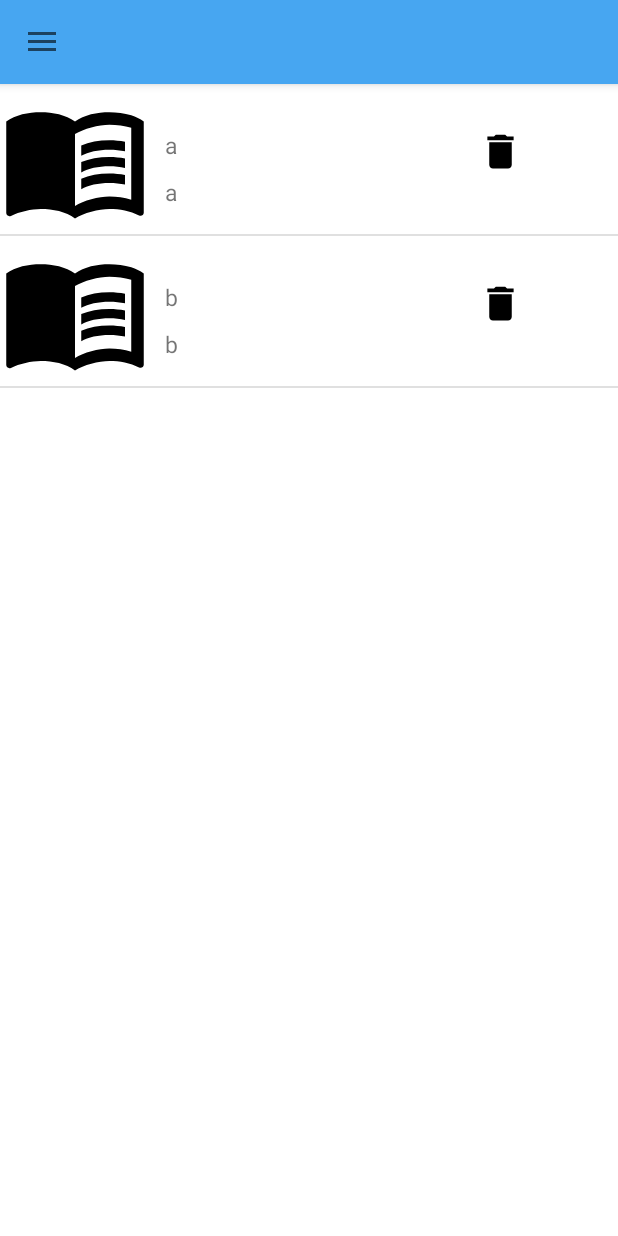
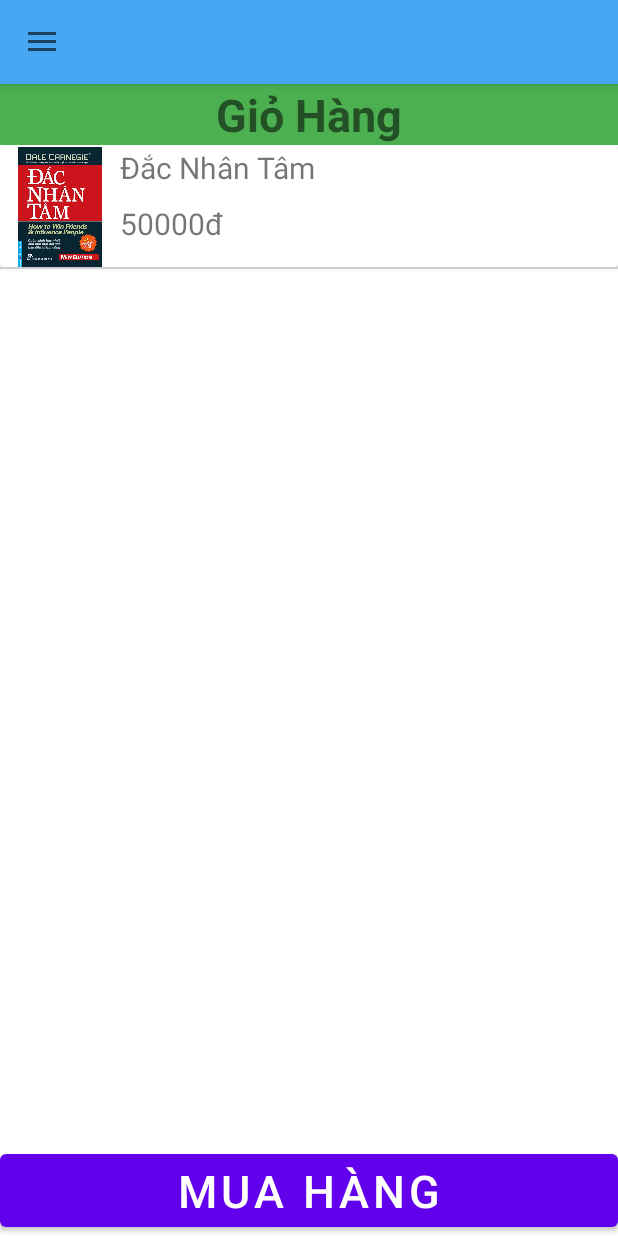
Before and after one commit to caotvph21393/DU_AN_1, an Android app: the screen it shows after launch (MainActivity), in the side drawer, after a tap on "Giỏ hàng", on a phone screen of 412 x 824 dp. Run offline under Robolectric (Android 15) with nearby library versions, the light colour scheme and no system bars; libraries missing offline, so code that uses them is left out: me.relex.circleindicator; 3 statements that could not run were skipped.

Commit message:
sửa giúp

```diff
--- a/app/src/main/java/cp17304_n3/fpoly/du_an_1/DTO/giohang.java
+++ b/app/src/main/java/cp17304_n3/fpoly/du_an_1/DTO/giohang.java
@@ -1,16 +1,18 @@
 package cp17304_n3.fpoly.du_an_1.DTO;
 
 public class giohang {
-    private String tenSach,moTaSach;
+    private String tenSach,giaSach;
     private int AvataBook;
+    private int idsp;
     public giohang() {
 
     }
 
-    public giohang(String tenSach, String moTaSach, int avataBook) {
+    public giohang(String tenSach, String giaSach, int avataBook, int idsp) {
         this.tenSach = tenSach;
-        this.moTaSach = moTaSach;
-        AvataBook = avataBook;
+        this.giaSach = giaSach;
+      this.AvataBook = avataBook;
+        this.idsp = idsp;
     }
 
     public String getTenSach() {
@@ -21,13 +23,14 @@ public class giohang {
         this.tenSach = tenSach;
     }
 
-    public String getMoTaSach() {
-        return moTaSach;
+    public String getGiaSach() {
+        return giaSach;
     }
 
-    public void setMoTaSach(String moTaSach) {
-        this.moTaSach = moTaSach;
+    public void setGiaSach(String giaSach) {
+        this.giaSach = giaSach;
     }
+
 
     public int getAvataBook() {
         return AvataBook;
@@ -36,4 +39,12 @@ public class giohang {
     public void setAvataBook(int avataBook) {
         AvataBook = avataBook;
     }
+
+    public int getIdsp() {
+        return idsp;
+    }
+
+    public void setIdsp(int idsp) {
+        this.idsp = idsp;
+    }
 }
--- a/app/src/main/java/cp17304_n3/fpoly/du_an_1/Fragment/DanhSachSP.java
+++ b/app/src/main/java/cp17304_n3/fpoly/du_an_1/Fragment/DanhSachSP.java
@@ -15,7 +15,6 @@ import android.view.View;
 import android.view.ViewGroup;
 import android.widget.ListView;
 
-import java.sql.Connection;
 import java.util.ArrayList;
 import java.util.List;
 import java.util.Timer;
@@ -23,7 +22,6 @@ import java.util.TimerTask;
 
 import cp17304_n3.fpoly.du_an_1.DAO.SachDao;
 import cp17304_n3.fpoly.du_an_1.DTO.Sach;
-import cp17304_n3.fpoly.du_an_1.Datbase.DbSqlServer;
 import cp17304_n3.fpoly.du_an_1.R;
 import cp17304_n3.fpoly.du_an_1.adapter.Photo_Adapter;
 import cp17304_n3.fpoly.du_an_1.adapter.danhsachsp_adapter;
@@ -67,8 +65,6 @@ public class DanhSachSP extends Fragment {
     private List<Photo> list_photo;
     private Timer timer;
 
-
-
     @Override
     public View onCreateView(LayoutInflater inflater, ViewGroup container,
                              Bundle savedInstanceState) {
@@ -97,18 +93,13 @@ public class DanhSachSP extends Fragment {
 
         autoSLideImages();
         SachDao sachDao=new SachDao();
-        List<Sach> listCat = sachDao.getAll(); // lấy danh sách cho vào biến
-
-        // duyệt mảng in ra danh sách
-        for(int i = 0; i<listCat.size(); i++){
-            Sach objCat = listCat.get(i);
-
+        List<Sach> list=new ArrayList<>();
+        list=sachDao.getAll();
+        for(int i = 0; i<list.size(); i++){
+            Sach objCat = list.get(i);
             Log.d("zzzzz", "onCreate: phần tử thứ " + i + ":  id = " + objCat.getIdSach() + ", name = " + objCat.getTenSach());
 
         }
-
-
-
 
     }
 
@@ -133,6 +124,7 @@ public class DanhSachSP extends Fragment {
         list.add(new danh_sach_san_pham("Cuộc sống 'đếch' giống cuộc đời", R.drawable.cuoc_song, 23000));
         list.add(new danh_sach_san_pham("Bạn mới là chủ nhân cuộc đời mình", R.drawable.ban_moi_la_chu_nhan_cua_doi_minh, 35000));
     }
+
     private void autoSLideImages(){
 
         if(list_photo == null || list_photo.isEmpty() || id_viewpager == null){
--- a/app/src/main/java/cp17304_n3/fpoly/du_an_1/Fragment/GioHang.java
+++ b/app/src/main/java/cp17304_n3/fpoly/du_an_1/Fragment/GioHang.java
@@ -4,16 +4,24 @@ import android.os.Bundle;
 
 import androidx.annotation.NonNull;
 import androidx.annotation.Nullable;
+import androidx.appcompat.widget.Toolbar;
 import androidx.fragment.app.Fragment;
+import androidx.recyclerview.widget.LinearLayoutManager;
+import androidx.recyclerview.widget.RecyclerView;
 
 import android.view.LayoutInflater;
 import android.view.View;
 import android.view.ViewGroup;
+import android.widget.Button;
 import android.widget.ListView;
+import android.widget.TextView;
 
 import java.util.ArrayList;
+import java.util.List;
 
+import cp17304_n3.fpoly.du_an_1.DAO.gioHangDAO;
 import cp17304_n3.fpoly.du_an_1.DTO.giohang;
+import cp17304_n3.fpoly.du_an_1.Datbase.DbSqlServer;
 import cp17304_n3.fpoly.du_an_1.R;
 import cp17304_n3.fpoly.du_an_1.adapter.GioHang_Adapter;
 
@@ -23,10 +31,10 @@ import cp17304_n3.fpoly.du_an_1.adapter.GioHang_Adapter;
  * create an instance of this fragment.
  */
 public class GioHang extends Fragment {
-    private ListView lv_GioHang;
+    private Button btnMuaHang;
+    private ListView mlistView;
     private ArrayList<giohang> arrayList = new ArrayList<>();
     private GioHang_Adapter adapter;
-
 
     public GioHang() {
         // Required empty public constructor
@@ -56,14 +64,16 @@ public class GioHang extends Fragment {
     @Override
     public void onViewCreated(@NonNull View view, @Nullable Bundle savedInstanceState) {
         super.onViewCreated(view, savedInstanceState);
-        lv_GioHang = view.findViewById(R.id.lv_GioHang);
+        mlistView = view.findViewById(R.id.lv);
+        btnMuaHang = view.findViewById(R.id.btnMuaHang);
+        giohang user3 = new giohang();
+        user3.setTenSach("Đắc Nhân Tâm");
+        user3.setGiaSach("50000đ");
+        user3.setAvataBook(R.drawable.dacnhantam);
+        arrayList.add(user3);
+        adapter= new GioHang_Adapter(getContext());
+        adapter.setData(arrayList);
+        mlistView.setAdapter(adapter);
 
-        arrayList.add(new giohang("a","a",R.drawable.ic_baseline_menu_book_24));
-        arrayList.add(new giohang("b","b",R.drawable.ic_baseline_menu_book_24));
-
-
-        adapter = new GioHang_Adapter(getContext());
-        adapter.setData(arrayList);
-        lv_GioHang.setAdapter(adapter);
     }
 }
--- a/app/src/main/java/cp17304_n3/fpoly/du_an_1/adapter/GioHang_Adapter.java
+++ b/app/src/main/java/cp17304_n3/fpoly/du_an_1/adapter/GioHang_Adapter.java
@@ -1,6 +1,8 @@
 package cp17304_n3.fpoly.du_an_1.adapter;
 
+import android.app.AlertDialog;
 import android.content.Context;
+import android.content.DialogInterface;
 import android.view.LayoutInflater;
 import android.view.View;
 import android.view.ViewGroup;
@@ -9,38 +11,48 @@ import android.widget.ImageView;
 import android.widget.TextView;
 import android.widget.Toast;
 
+import androidx.annotation.NonNull;
+import androidx.recyclerview.widget.RecyclerView;
+
+import com.bumptech.glide.Glide;
+
+import java.text.DecimalFormat;
 import java.util.ArrayList;
+import java.util.List;
 
 import cp17304_n3.fpoly.du_an_1.DTO.giohang;
 import cp17304_n3.fpoly.du_an_1.R;
 
-public class GioHang_Adapter extends BaseAdapter {
-    private ArrayList<giohang>arrayList = new ArrayList<giohang>();
-    private Context context;
+public class GioHang_Adapter  extends BaseAdapter{
+    private ArrayList<giohang>arrayList ;
+    private Context mContext;
+    public GioHang_Adapter(Context mContext) {
+        this.mContext = mContext;
 
-    public GioHang_Adapter(Context context) {
-    this.context = context;
     }
-    public void setData(ArrayList<giohang>arrayList){
-        this.arrayList = arrayList;
-        notifyDataSetChanged();
+    public void setData(ArrayList<giohang>array){
+
+        this.arrayList  = array;
+        notifyDataSetChanged();//mỗi khi truyền arr khác sẽ refresh lại
     }
-    public static class ViewHolder{
-        private ImageView imgDelete,imgAvataBook;
-        private TextView tvTenSach,tvMoTaSach;
+    public static class myViewHoder{
+        //chứa tất cả các view có trong layout_item
+        private ImageView imgAvata;
+        private TextView tvTenSp,tvGiaSp;
+
     }
-
     @Override
     public int getCount() {
         if (arrayList!=null)
-
+            //trả về độ dài của mảng dữ liệu
             return arrayList.size();
         return 0;
     }
 
     @Override
     public Object getItem(int position) {
-        return null;
+
+        return 0;
     }
 
     @Override
@@ -50,31 +62,29 @@ public class GioHang_Adapter extends BaseAdapter {
 
     @Override
     public View getView(int position, View convertView, ViewGroup parent) {
+        myViewHoder hoder=null;
+        //
+        LayoutInflater inflater = (LayoutInflater) mContext.getSystemService(Context.LAYOUT_INFLATER_SERVICE);
 
-        ViewHolder viewHolder = null;
-        LayoutInflater inflater = (LayoutInflater) context.getSystemService(Context.LAYOUT_INFLATER_SERVICE);
+
         if (convertView==null){
-            convertView = inflater.inflate(R.layout.giohang_listview_custom,null);
-            viewHolder =new ViewHolder();
-            viewHolder.imgAvataBook = convertView.findViewById(R.id.imgAvataBook);
-            viewHolder.imgDelete = convertView.findViewById(R.id.imgDelete);
-            viewHolder.tvTenSach = convertView.findViewById(R.id.tvTenSach);
-            viewHolder.tvMoTaSach = convertView.findViewById(R.id.tvMoTaSach);
-            convertView.setTag(viewHolder);
+            //gom layout_item thành 1 view để gắn cho convertView
+            convertView=inflater.inflate(R.layout.giohang_listview_custom,null);
+            hoder=new myViewHoder();
+            //
+            hoder.imgAvata = convertView.findViewById(R.id.item_giohang_image);
+            hoder.tvTenSp = convertView.findViewById(R.id.item_giohang_tensp);
+            hoder.tvGiaSp = convertView.findViewById(R.id.item_giohang_giasp);
+
+            convertView.setTag(hoder);//túi
+
         }else {
-            viewHolder = (ViewHolder) convertView.getTag();
+            hoder = (myViewHoder) convertView.getTag();
+        }
+        hoder.imgAvata.setImageResource(arrayList.get(position).getAvataBook());
+        hoder.tvTenSp.setText(arrayList.get(position).getTenSach());
+        hoder.tvGiaSp.setText(arrayList.get(position).getGiaSach());
 
-        }
-        viewHolder.tvTenSach.setText(arrayList.get(position).getTenSach());
-        viewHolder.tvMoTaSach.setText(arrayList.get(position).getMoTaSach());
-        viewHolder.imgAvataBook.setImageResource(arrayList.get(position).getAvataBook());
-
-        viewHolder.imgDelete.setOnClickListener(new View.OnClickListener() {
-            @Override
-            public void onClick(View v) {
-                Toast.makeText(context, "đã xóa", Toast.LENGTH_SHORT).show();
-            }
-        });
 
         return convertView;
     }
--- a/app/src/main/res/layout/fragment_gio_hang.xml
+++ b/app/src/main/res/layout/fragment_gio_hang.xml
@@ -1,13 +1,37 @@
 <?xml version="1.0" encoding="utf-8"?>
-<LinearLayout xmlns:android="http://schemas.android.com/apk/res/android"
+<RelativeLayout xmlns:android="http://schemas.android.com/apk/res/android"
     xmlns:tools="http://schemas.android.com/tools"
     android:layout_width="match_parent"
     android:layout_height="match_parent"
+    xmlns:app="http://schemas.android.com/apk/res-auto"
     tools:context=".Fragment.GioHang"
     android:orientation="vertical">
 
+
+    <TextView
+        android:id="@+id/tvTitle"
+        android:layout_width="match_parent"
+        android:layout_height="wrap_content"
+        android:background="#4CAF50"
+        android:gravity="center"
+        android:text="Giỏ Hàng"
+        android:textSize="30dp"
+        android:textStyle="bold" />
+
     <ListView
-        android:id="@+id/lv_GioHang"
+
+        android:id="@+id/lv"
         android:layout_width="match_parent"
-        android:layout_height="match_parent"/>
-</LinearLayout>
+        android:layout_height="match_parent"
+        android:layout_below="@+id/tvTitle"
+        android:layout_marginTop="1dp">
+    </ListView>
+    <Button
+        android:layout_alignBottom="@+id/lv"
+        android:id="@+id/btnMuaHang"
+        android:layout_width="match_parent"
+        android:layout_height="wrap_content"
+        android:text="Mua Hàng"
+        android:textSize="30dp" />
+
+</RelativeLayout>
--- a/app/src/main/res/layout/giohang_listview_custom.xml
+++ b/app/src/main/res/layout/giohang_listview_custom.xml
@@ -1,41 +1,42 @@
 <?xml version="1.0" encoding="utf-8"?>
-<LinearLayout xmlns:android="http://schemas.android.com/apk/res/android"
+<androidx.cardview.widget.CardView xmlns:android="http://schemas.android.com/apk/res/android"
+    android:layout_width="match_parent"
+    android:layout_height="wrap_content"
+    >
+
+    <LinearLayout
+        android:weightSum="10"
         android:layout_width="match_parent"
         android:layout_height="wrap_content"
         android:orientation="horizontal">
-
     <ImageView
-        android:id="@+id/imgAvataBook"
-        android:src="@drawable/ic_baseline_menu_book_24"
-        android:layout_width="100dp"
-        android:layout_height="100dp"/>
+        android:src="@drawable/dacnhantam"
+        android:id="@+id/item_giohang_image"
+        android:layout_width="80dp"
+        android:layout_height="80dp"/>
         <LinearLayout
+            android:orientation="vertical"
             android:layout_width="wrap_content"
-        android:layout_height="wrap_content"
-        android:orientation="vertical">
+            android:layout_height="wrap_content">
             <TextView
-            android:layout_marginLeft="10dp"
-            android:id="@+id/tvTenSach"
-            android:textSize="15dp"
-            android:layout_marginTop="30dp"
-            android:text="tên cuốn sách:"
-            android:layout_width="wrap_content"
+                android:textSize="20dp"
+                android:id="@+id/item_giohang_tensp"
+                android:text="Tên Sản Phẩm:"
+                android:layout_width="match_parent"
                 android:layout_height="wrap_content"/>
+            <LinearLayout
+                android:orientation="horizontal"
+                android:layout_width="match_parent"
+                android:layout_height="wrap_content">
                 <TextView
-            android:layout_marginLeft="10dp"
-            android:id="@+id/tvMoTaSach"
                     android:layout_marginTop="10dp"
-            android:textSize="15dp"
-            android:text="mô tả cuốn sách:"
-            android:layout_width="wrap_content"
+                    android:textSize="20dp"
+                    android:id="@+id/item_giohang_giasp"
+                    android:text="Giá Sản Phẩm:"
+                    android:layout_width="match_parent"
                     android:layout_height="wrap_content"/>
             </LinearLayout>
-    <ImageView
+        </LinearLayout>
 
-        android:id="@+id/imgDelete"
-        android:layout_marginLeft="200dp"
-        android:layout_marginTop="30dp"
-        android:src="@drawable/ic_baseline_delete_24"
-        android:layout_width="30dp"
-        android:layout_height="30dp"/>
     </LinearLayout>
+</androidx.cardview.widget.CardView>
```
Lines whose indentation alone changed are shown as unchanged.
